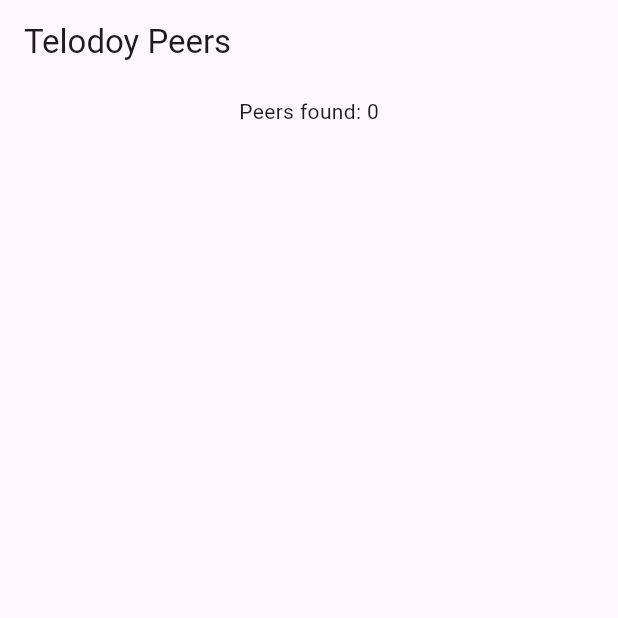
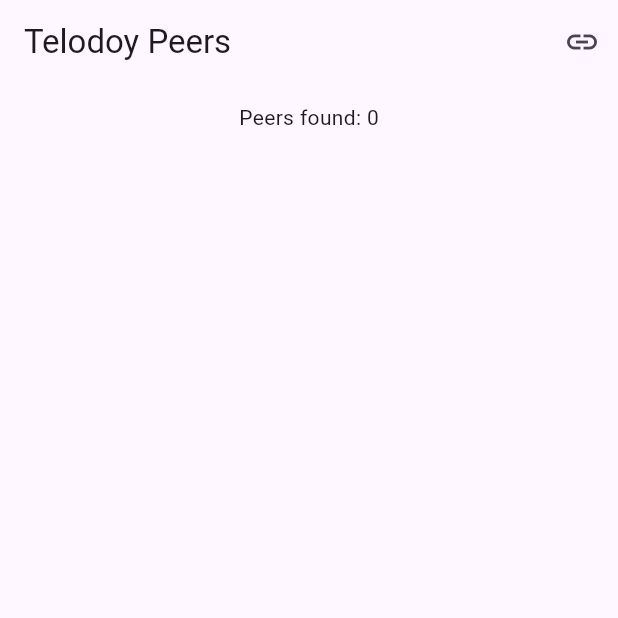
Before and after one commit to LibreDrop-ORG/libredrop, a Flutter app: the screen it shows after launch, after a tap on the "wifi tethering" icon, on a phone screen of 412 x 824 dp, the top half of it. Run offline on Flutter 3.47's test engine with Material 3 defaults, Android fonts, the phone set to English and light mode, and no system bars; our stand-ins replace file_picker.

Commit message:
Add manual IP connection and emoji test

```diff
--- a/lib/main.dart
+++ b/lib/main.dart
@@ -4,6 +4,23 @@ import 'dart:io';
 
 import 'package:file_picker/file_picker.dart';
 import 'package:flutter/material.dart';
+
+const int connectionPort = 5678;
+
+Future<String?> getLocalIp() async {
+  final interfaces = await NetworkInterface.list(
+    type: InternetAddressType.IPv4,
+    includeLoopback: false,
+  );
+  for (final interface in interfaces) {
+    for (final addr in interface.addresses) {
+      if (!addr.isLoopback && addr.type == InternetAddressType.IPv4) {
+        return addr.address;
+      }
+    }
+  }
+  return null;
+}
 
 void main() {
   runApp(const MyApp());
@@ -78,6 +95,45 @@ class DiscoveryService {
   }
 }
 
+class ConnectionService {
+  ConnectionService({this.onLog});
+
+  final void Function(String)? onLog;
+  ServerSocket? _server;
+
+  Future<void> start() async {
+    _server = await ServerSocket.bind(InternetAddress.anyIPv4, connectionPort);
+    onLog?.call('Listening on ${_server!.address.address}:$connectionPort');
+    _server!.listen(_handleClient);
+  }
+
+  void _handleClient(Socket client) {
+    onLog?.call('Client connected from ${client.remoteAddress.address}');
+    client.writeln('👋');
+    client.flush();
+    client.listen(
+      (data) => onLog?.call(
+        'Received: ${utf8.decode(data).trim()} from ${client.remoteAddress.address}',
+      ),
+      onDone: client.destroy,
+    );
+  }
+
+  Future<void> connect(String ip) async {
+    final socket = await Socket.connect(ip, connectionPort);
+    socket.listen(
+      (data) => onLog?.call('Received: ${utf8.decode(data).trim()} from $ip'),
+      onDone: socket.destroy,
+    );
+    socket.writeln('🙂');
+    await socket.flush();
+  }
+
+  void dispose() {
+    _server?.close();
+  }
+}
+
 class HomePage extends StatefulWidget {
   const HomePage({super.key});
 
@@ -87,6 +143,8 @@ class HomePage extends StatefulWidget {
 
 class _HomePageState extends State<HomePage> {
   late final DiscoveryService _discovery;
+  late final ConnectionService _connection;
+  String? _localIp;
   final List<String> _logs = [];
 
   void _addLog(String msg) {
@@ -99,12 +157,20 @@ class _HomePageState extends State<HomePage> {
   void initState() {
     super.initState();
     _discovery = DiscoveryService(onLog: _addLog);
+    _connection = ConnectionService(onLog: _addLog);
     _discovery.start();
+    _connection.start();
+    getLocalIp().then((ip) {
+      setState(() {
+        _localIp = ip;
+      });
+    });
   }
 
   @override
   void dispose() {
     _discovery.dispose();
+    _connection.dispose();
     super.dispose();
   }
 
@@ -122,15 +188,58 @@ class _HomePageState extends State<HomePage> {
     await socket.close();
   }
 
+  Future<void> _promptAndConnect() async {
+    final controller = TextEditingController();
+    final ip = await showDialog<String>(
+      context: context,
+      builder: (context) => AlertDialog(
+        title: const Text('Connect to IP'),
+        content: TextField(
+          controller: controller,
+          decoration: const InputDecoration(hintText: 'Enter IP address'),
+        ),
+        actions: [
+          TextButton(
+            onPressed: () => Navigator.of(context).pop(),
+            child: const Text('Cancel'),
+          ),
+          TextButton(
+            onPressed: () => Navigator.of(context).pop(controller.text),
+            child: const Text('Connect'),
+          ),
+        ],
+      ),
+    );
+    if (ip != null && ip.isNotEmpty) {
+      _addLog('Connecting to $ip');
+      await _connection.connect(ip);
+    }
+  }
+
   @override
   Widget build(BuildContext context) {
     return Scaffold(
-      appBar: AppBar(title: const Text('Telodoy Peers')),
+      appBar: AppBar(
+        title: const Text('Telodoy Peers'),
+        actions: [
+          IconButton(
+            icon: const Icon(Icons.link),
+            onPressed: _promptAndConnect,
+          ),
+        ],
+      ),
       body: Column(
         children: [
           Padding(
             padding: const EdgeInsets.all(8),
-            child: Text('Peers found: ${_discovery.peers.length}'),
+            child: Column(
+              crossAxisAlignment: CrossAxisAlignment.start,
+              children: [
+                if (_localIp != null) Text("Your IP: $_localIp"),
+                const SizedBox(height: 4),
+                Text("Peers found: ${_discovery.peers.length}"),
+              ],
+            ),
           ),
           Expanded(
             child: ListView.builder(
@@ -150,8 +259,7 @@ class _HomePageState extends State<HomePage> {
               padding: const EdgeInsets.all(8),
               height: 120,
               child: ListView(
-                children:
-                    _logs
+                children: _logs
                     .map(
                       (l) => Text(
                         l,
```
Also changed, not shown: 1 other file. Lines whose indentation alone changed are shown as unchanged.
